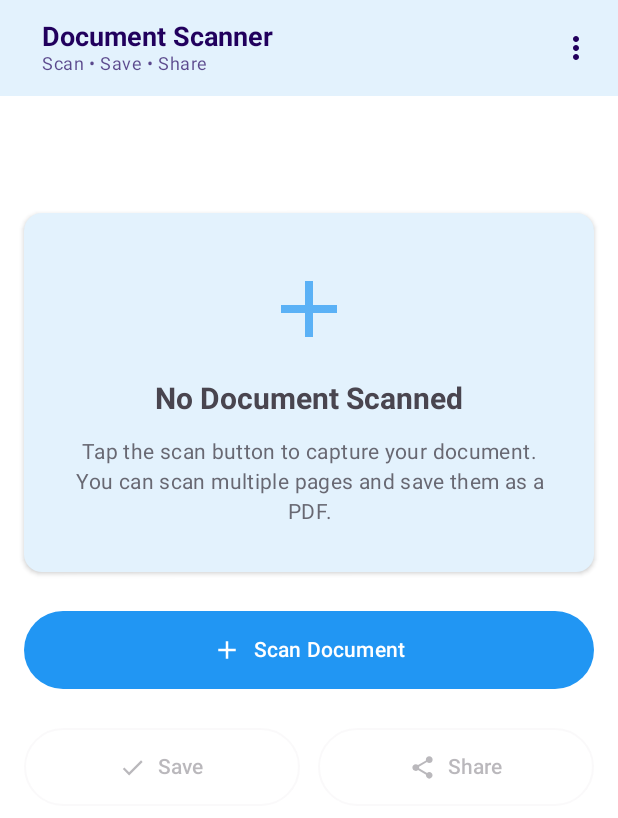
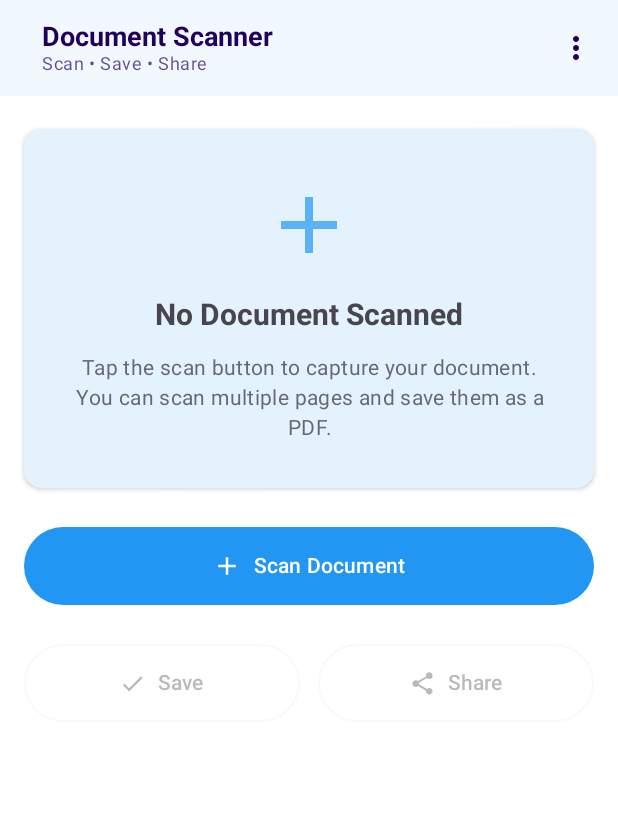
Before and after one commit to davidHarush/ScannerApp, an Android app built with Jetpack Compose: the screen it shows after launch (MainActivity), on a phone screen of 412 x 824 dp. Shown: the top 818 px of the screen. Run offline under Robolectric (Android 15) with nearby library versions, the phone set to English and light mode, and no system bars; libraries missing offline, so code that uses them is left out: com.google.mlkit.vision.

Commit message:
Update UI components and scanner screen layout

```diff
--- a/app/src/main/java/com/david/scanner/MainActivity.kt
+++ b/app/src/main/java/com/david/scanner/MainActivity.kt
@@ -78,7 +78,7 @@ class MainActivity : ComponentActivity() {
             viewModel = viewModel<ScannerViewModel>()
 
             ScannerAppTheme {
-                val backgroundColor = MaterialTheme.colorScheme.primaryContainer.copy(alpha = 0.9f).toArgb()
+                val backgroundColor = MaterialTheme.colorScheme.primaryContainer.copy(alpha = 0.2f).toArgb()
                 LaunchedEffect(Unit) {
                     enableEdgeToEdge(
                         statusBarStyle = SystemBarStyle.light(backgroundColor, backgroundColor),
--- a/app/src/main/java/com/david/scanner/ui/components/EnhancedScannerTopBar.kt
+++ b/app/src/main/java/com/david/scanner/ui/components/EnhancedScannerTopBar.kt
@@ -117,9 +117,9 @@ fun EnhancedScannerTopBar(
             }
         },
         colors = TopAppBarDefaults.topAppBarColors(
-            containerColor = MaterialTheme.colorScheme.primaryContainer,
+            containerColor = MaterialTheme.colorScheme.primaryContainer.copy(alpha = 0.5f),
             titleContentColor = MaterialTheme.colorScheme.onPrimaryContainer,
-            actionIconContentColor = MaterialTheme.colorScheme.onPrimaryContainer
+            actionIconContentColor = MaterialTheme.colorScheme.onPrimaryContainer,
         ),
         modifier = modifier
     )
--- a/app/src/main/java/com/david/scanner/ui/screens/ScannerScreen.kt
+++ b/app/src/main/java/com/david/scanner/ui/screens/ScannerScreen.kt
@@ -70,17 +70,14 @@ fun ScannerScreen(
             Column(
                 modifier = Modifier
                     .fillMaxSize()
-                    .padding(paddingValues)
-                    .padding(horizontal = 16.dp, vertical = 12.dp)
+              //      .padding(top = paddingValues.calculateTopPadding())
+                    .padding(horizontal = 16.dp)
                     .verticalScroll(scrollState),
                 horizontalAlignment = Alignment.CenterHorizontally,
                 verticalArrangement = Arrangement.spacedBy(26.dp)
             ) {
 
-                if (viewModel.previewImageUri == null) {
-                    Spacer(modifier = Modifier.height(40.dp))
-                }
-
+                Spacer(modifier = Modifier.height(60.dp))
 
                 // Document preview or empty state
                 if (viewModel.previewImageUri != null) {
```
